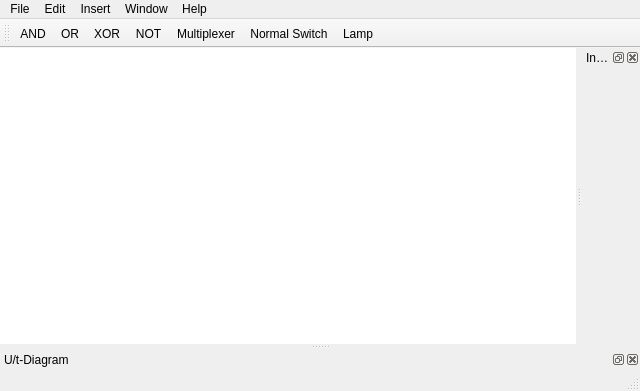
Old version of the form mainwindow.ui in the repository narrowtux/Gatter.
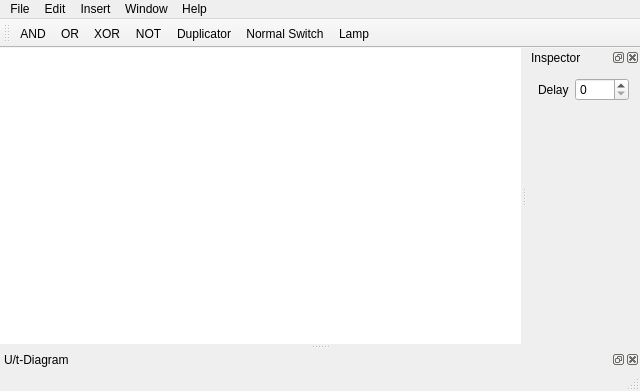
New version of the form.

```diff
--- a/mainwindow.ui
+++ b/mainwindow.ui
@@ -146,7 +146,24 @@
    <attribute name="dockWidgetArea">
     <number>2</number>
    </attribute>
-   <widget class="QWidget" name="dockWidgetContents"/>
+   <widget class="QWidget" name="dockWidgetContents">
+    <layout class="QFormLayout" name="formLayout">
+     <item row="2" column="0">
+      <widget class="QLabel" name="label">
+       <property name="text">
+        <string>Delay</string>
+       </property>
+      </widget>
+     </item>
+     <item row="2" column="1">
+      <widget class="QSpinBox" name="spinDelay">
+       <property name="maximum">
+        <number>2000</number>
+       </property>
+      </widget>
+     </item>
+    </layout>
+   </widget>
   </widget>
   <widget class="QDockWidget" name="dockUTDiagram">
    <property name="windowTitle">
@@ -305,7 +322,10 @@
   </action>
   <action name="actionMultiplexer">
    <property name="text">
-    <string>Multiplexer</string>
+    <string>Duplicator</string>
+   </property>
+   <property name="toolTip">
+    <string>Duplicator</string>
    </property>
    <property name="shortcut">
     <string>Ctrl+Shift+M</string>
```
Left out of the diff: 8 changed lines with no effect on the pictures.
